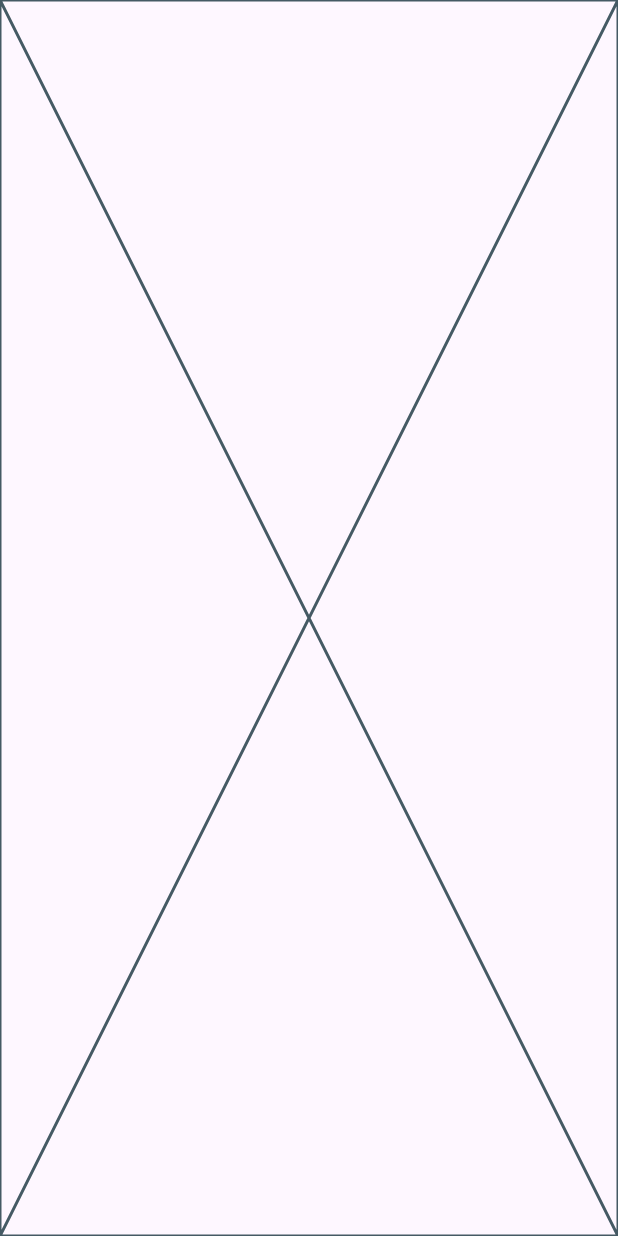
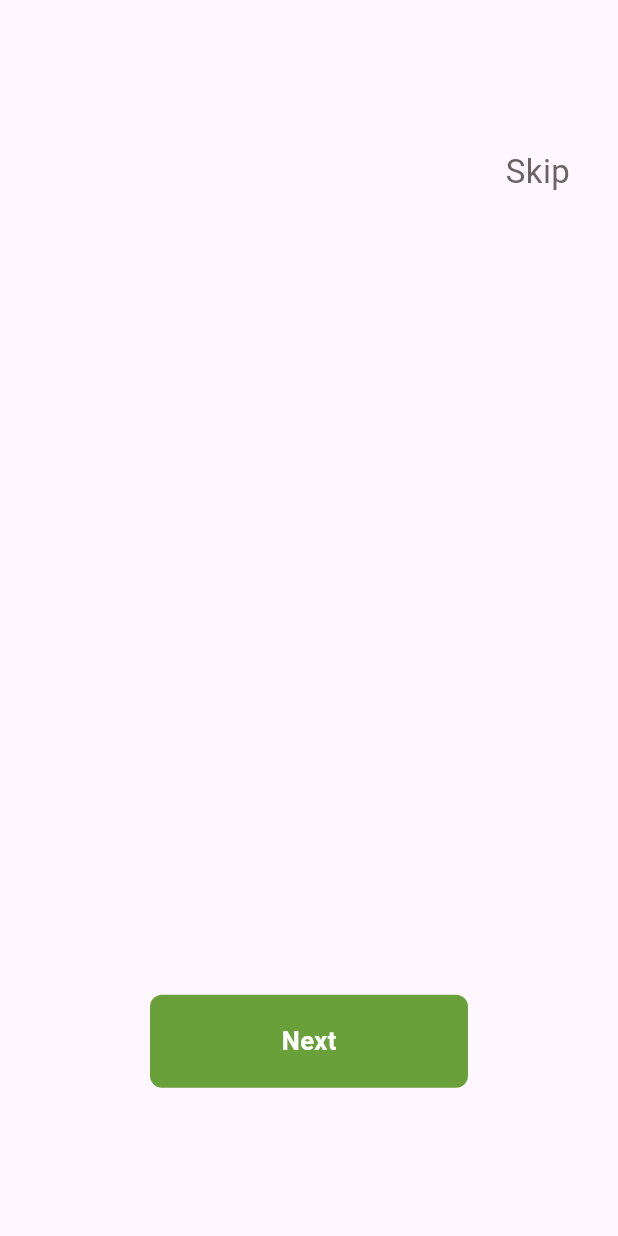
Before and after one commit to ahmedEhab10/E_commerce_fruitApp, a Flutter app: the screen it shows after launch, on a phone screen of 412 x 824 dp. Run offline on Flutter 3.47's test engine with Material 3 defaults, Android fonts, the phone set to English and light mode, and no system bars; our stand-ins replace get.

Commit message:
make button

```diff
--- /dev/null
+++ b/lib/core/Widgets/Custom_buttons.dart
@@ -0,0 +1,26 @@
+import 'package:e_commerce/core/Widgets/Constant.dart';
+import 'package:e_commerce/core/utils/Size_config.dart';
+import 'package:flutter/material.dart';
+
+class CustomGenralButtons extends StatelessWidget {
+  const CustomGenralButtons({super.key, required this.text});
+  final String text;
+  @override
+  Widget build(BuildContext context) {
+    return Container(
+      height: 62,
+      width: SizeConfig.screenWidth,
+      decoration: BoxDecoration(
+        color: kMainColor,
+        borderRadius: BorderRadius.circular(8),
+      ),
+      child: Center(
+        child: Text(
+          text,
+          style: const TextStyle(
+              color: Colors.white, fontWeight: FontWeight.bold, fontSize: 17),
+        ),
+      ),
+    );
+  }
+}
--- a/lib/features/On Baoarding/Presentaion/widgets/on_boarding_body.dart
+++ b/lib/features/On Baoarding/Presentaion/widgets/on_boarding_body.dart
@@ -1,3 +1,5 @@
+import 'package:e_commerce/core/Widgets/Custom_buttons.dart';
+import 'package:e_commerce/core/utils/Size_config.dart';
 import 'package:flutter/material.dart';
 
 class OnBoardingBody extends StatelessWidget {
@@ -5,6 +7,27 @@ class OnBoardingBody extends StatelessWidget {
 
   @override
   Widget build(BuildContext context) {
-    return const Placeholder();
+    SizeConfig().init(context);
+    return Stack(
+      children: [
+        Positioned(
+          top: SizeConfig.defaultSize! * 10,
+          right: 32,
+          child: const Text(
+            'Skip',
+            style: TextStyle(
+                fontSize: 22, color: Color.fromARGB(249, 101, 95, 95)),
+          ),
+        ),
+        Positioned(
+          bottom: SizeConfig.defaultSize! * 10,
+          right: 100,
+          left: 100,
+          child: const CustomGenralButtons(
+            text: 'Next',
+          ),
+        )
+      ],
+    );
   }
 }
```
